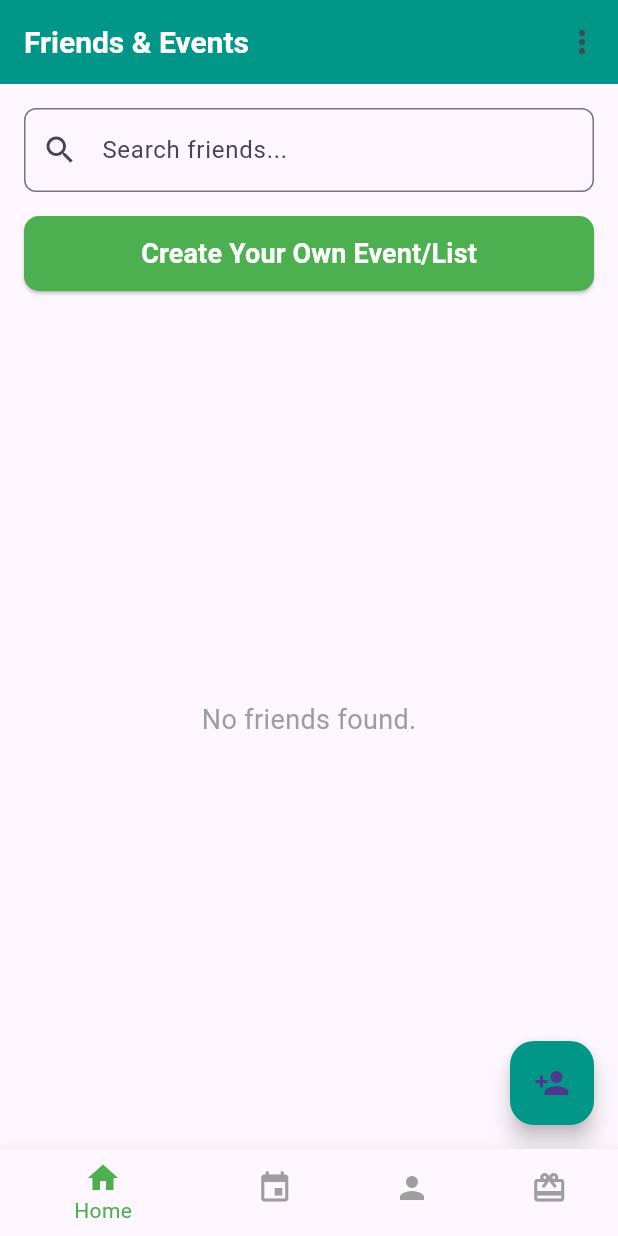
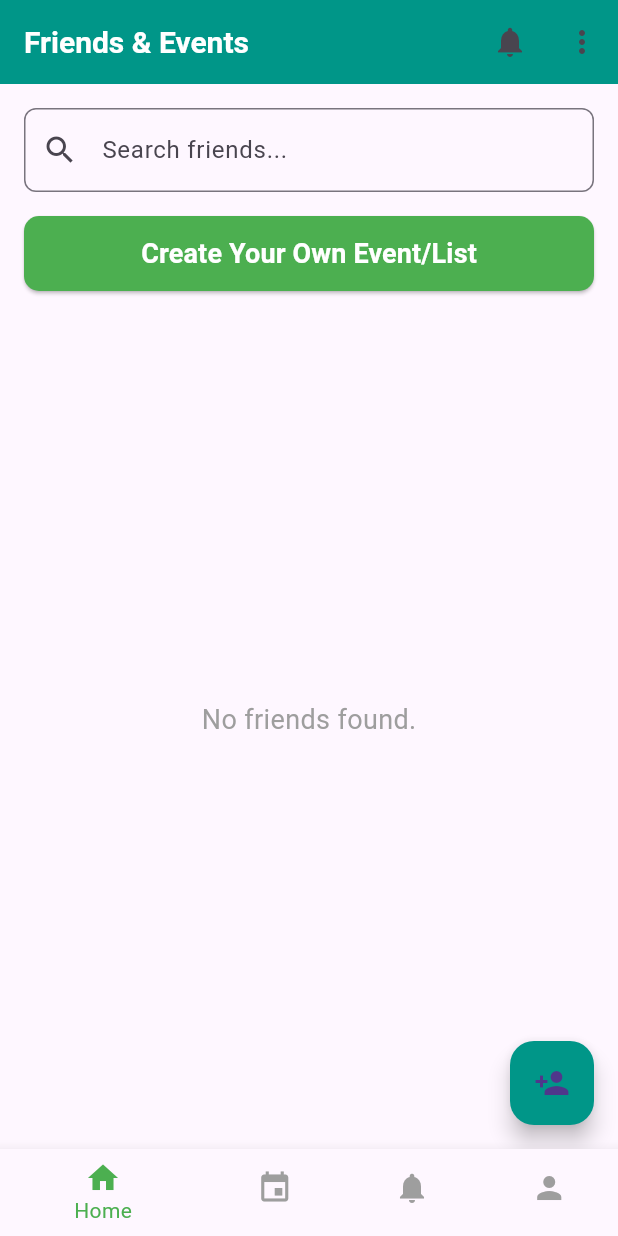
Before and after one commit to YousefFayez20/Hedieatyapp, a Flutter app: the MainNavigation screen opened directly with empty values, on a phone screen of 412 x 824 dp. Run offline on Flutter 3.47's test engine with Material 3 defaults, Android fonts, the phone set to English and light mode, and no system bars; our stand-ins replace cloud_firestore, firebase_auth, firebase_core, image_picker, sqflite; accounts and stored records are empty.

Commit message:
Implement a notification system using Firebase listeners

```diff
--- a/lib/pages/home_page.dart
+++ b/lib/pages/home_page.dart
@@ -1,3 +1,4 @@
+import 'package:cloud_firestore/cloud_firestore.dart';
 import 'package:flutter/material.dart';
 import '../models/friend.dart';
 import 'add_friend_dialog.dart';
@@ -5,7 +6,8 @@ import 'friend_gift_list_page.dart';
 import 'add_event_page.dart';
 import '../models/event.dart';
 import '../utils/database_helper.dart';
-import '../utils/firestore_service.dart'; // Import FirestoreService
+import '../utils/firestore_service.dart';
+import 'notification_center_page.dart'; // Import FirestoreService
 
 class HomePage extends StatefulWidget {
   final int userId;
@@ -23,13 +25,17 @@ class _HomePageState extends State<HomePage> {
   List<Friend> friends = [];
   String searchQuery = '';
   String sortOption = 'Total Events';
-
+  String? _userEmail;
   @override
   void initState() {
     super.initState();
     _fetchFriends();
+    _initializeEmail();
   }
-
+  Future<void> _initializeEmail() async {
+    _userEmail = await _databaseHelper.getEmailByUserId(widget.userId);
+    setState(() {}); // Update the UI after fetching the email
+  }
   // Fetch all friends and calculate the total number of events dynamically
   Future<void> _fetchFriends() async {
     try {
@@ -37,19 +43,23 @@ class _HomePageState extends State<HomePage> {
       await _syncFriendsWithFirestore();
 
       // After syncing, fetch all friends from the local database (SQLite)
-      final fetchedFriends = await _databaseHelper.fetchAllFriends(widget.userId);
+      final fetchedFriends = await _databaseHelper.fetchAllFriends(
+          widget.userId);
 
       // For each friend, fetch the total count of events
       for (var friend in fetchedFriends) {
-        final eventCount = await _databaseHelper.fetchTotalEventCountByFriendId(friend.id!);
-        friend.upcomingEvents = eventCount;  // Use the same field for total events
+        final eventCount = await _databaseHelper.fetchTotalEventCountByFriendId(
+            friend.id!);
+        friend.upcomingEvents =
+            eventCount; // Use the same field for total events
       }
 
       setState(() {
         friends = fetchedFriends;
       });
 
-      print('Fetched friends: ${friends.map((friend) => friend.toMap()).toList()}');
+      print('Fetched friends: ${friends.map((friend) => friend.toMap())
+          .toList()}');
     } catch (error) {
       print('Error fetching friends: $error');
       ScaffoldMessenger.of(context).showSnackBar(
@@ -68,13 +78,15 @@ class _HomePageState extends State<HomePage> {
       }
 
       // Fetch synced friends from Firestore
-      List<Friend> syncedFriends = await _firestoreService.syncFriendsWithFirestore(email, widget.userId);
+      List<Friend> syncedFriends = await _firestoreService
+          .syncFriendsWithFirestore(email, widget.userId);
       print('Synced friends: ${syncedFriends.map((f) => f.toMap()).toList()}');
 
       // Update local database with Firestore friends (insert or update)
       for (var friend in syncedFriends) {
         // Check if the friend already exists in the local database
-        final existingFriend = await _databaseHelper.fetchFriendByFirebaseId(friend.firebaseId!);
+        final existingFriend = await _databaseHelper.fetchFriendByFirebaseId(
+            friend.firebaseId!);
         if (existingFriend == null) {
           // Insert the friend if it doesn't exist
           final insertedId = await _databaseHelper.insertFriend(friend);
@@ -91,7 +103,8 @@ class _HomePageState extends State<HomePage> {
       });
     } catch (e) {
       print('Error syncing friends with Firestore: $e');
-      ScaffoldMessenger.of(context).showSnackBar(SnackBar(content: Text('Failed to sync friends with Firestore.')));
+      ScaffoldMessenger.of(context).showSnackBar(
+          SnackBar(content: Text('Failed to sync friends with Firestore.')));
     }
   }
 
@@ -100,7 +113,8 @@ class _HomePageState extends State<HomePage> {
     Navigator.push(
       context,
       MaterialPageRoute(
-        builder: (context) => AddEventPage(
+        builder: (context) =>
+            AddEventPage(
               onAdd: (Event event) async {
                 try {
                   await _databaseHelper.insertEvent(event);
@@ -137,8 +151,10 @@ class _HomePageState extends State<HomePage> {
 
   @override
   Widget build(BuildContext context) {
+    // Filter friends based on the search query
     List<Friend> filteredFriends = friends
-        .where((friend) => friend.name.toLowerCase().contains(searchQuery.toLowerCase()))
+        .where((friend) =>
+        friend.name.toLowerCase().contains(searchQuery.toLowerCase()))
         .toList();
 
     return Scaffold(
@@ -146,6 +162,47 @@ class _HomePageState extends State<HomePage> {
             title: const Text('Friends & Events'),
             backgroundColor: Colors.teal,
             actions: [
+        // Notification Icon with Badge
+        StreamBuilder(
+        stream: FirebaseFirestore.instance
+            .collection('users')
+            .doc(_userEmail)
+        .collection('notifications')
+        .where('isRead', isEqualTo: false)
+        .snapshots(),
+    builder: (context, AsyncSnapshot<QuerySnapshot> snapshot) {
+    int unreadCount = snapshot.hasData ? snapshot.data!.docs.length : 0;
+    return Stack(
+    children: [
+    IconButton(
+    icon: const Icon(Icons.notifications),
+    onPressed: () {
+    Navigator.push(
+    context,
+    MaterialPageRoute(
+    builder: (context) => NotificationCenterPage(userId: widget.userId),
+    ),
+    );
+    },
+    ),
+    if (unreadCount > 0)
+    Positioned(
+    right: 10,
+    top: 10,
+    child: CircleAvatar(
+    radius: 10,
+    backgroundColor: Colors.red,
+    child: Text(
+    '$unreadCount',
+    style: const TextStyle(fontSize: 12, color: Colors.white),
+    ),
+    ),
+    ),
+    ],
+    );
+    },
+    ),
+    // Popup Menu for Sorting
     PopupMenuButton<String>(
     onSelected: (value) {
     setState(() {
@@ -170,6 +227,7 @@ class _HomePageState extends State<HomePage> {
     ),
     body: Column(
     children: [
+    // Search Bar
     Padding(
     padding: const EdgeInsets.all(16.0),
     child: TextField(
@@ -187,6 +245,7 @@ class _HomePageState extends State<HomePage> {
     },
     ),
     ),
+    // Create Event Button
     Padding(
     padding: const EdgeInsets.symmetric(horizontal: 16.0),
     child: ElevatedButton(
@@ -205,6 +264,7 @@ class _HomePageState extends State<HomePage> {
     ),
     ),
     ),
+    // Friends List
     Expanded(
     child: filteredFriends.isEmpty
     ? const Center(
--- a/lib/pages/main_navigation.dart
+++ b/lib/pages/main_navigation.dart
@@ -2,9 +2,10 @@ import 'package:flutter/material.dart';
 import 'event_list_page.dart';
 import 'home_page.dart';
 import 'profile_page.dart';
+import 'notification_center_page.dart'; // Import the Notification Center Page
 
 class MainNavigation extends StatefulWidget {
-  final int userId; // Add a required userId parameter
+  final int userId;
 
   const MainNavigation({Key? key, required this.userId}) : super(key: key);
 
@@ -15,16 +16,16 @@ class MainNavigation extends StatefulWidget {
 class _MainNavigationState extends State<MainNavigation> {
   int _currentIndex = 0;
 
-  late final List<Widget> _pages; // Declare pages dynamically based on userId
+  late final List<Widget> _pages;
 
   @override
   void initState() {
     super.initState();
     _pages = [
-      HomePage(userId: widget.userId),         // Pass userId to Home Page
-      EventListPage(userId: widget.userId),    // Pass userId to Event List Page
-      UserProfilePage(userId: widget.userId),  // Pass userId to Profile Page
-      Placeholder(),                           // Replace GiftListPage or add functionality
+      HomePage(userId: widget.userId),          // Home Page
+      EventListPage(userId: widget.userId),     // Events Page
+      NotificationCenterPage(userId: widget.userId), // Notifications Page
+      UserProfilePage(userId: widget.userId),   // Profile Page
     ];
   }
 
@@ -44,7 +45,7 @@ class _MainNavigationState extends State<MainNavigation> {
         unselectedItemColor: Colors.grey,
         currentIndex: _currentIndex,
         onTap: _onTabTapped,
-        items: [
+        items: const [
           BottomNavigationBarItem(
             icon: Icon(Icons.home),
             label: 'Home',
@@ -54,12 +55,12 @@ class _MainNavigationState extends State<MainNavigation> {
             label: 'Events',
           ),
           BottomNavigationBarItem(
+            icon: Icon(Icons.notifications),
+            label: 'Notifications', // Updated to "Notifications"
+          ),
+          BottomNavigationBarItem(
             icon: Icon(Icons.person),
             label: 'Profile',
-          ),
-          BottomNavigationBarItem(
-            icon: Icon(Icons.card_giftcard),
-            label: 'Gifts',
           ),
         ],
       ),
```
Also changed, not shown: lib/pages/gift_edit_page.dart (+9 -0 lines), lib/pages/notification_center_page.dart (added, +131 -0 lines), lib/utils/firestore_service.dart (+13 -0 lines). Lines whose indentation alone changed are shown as unchanged.
